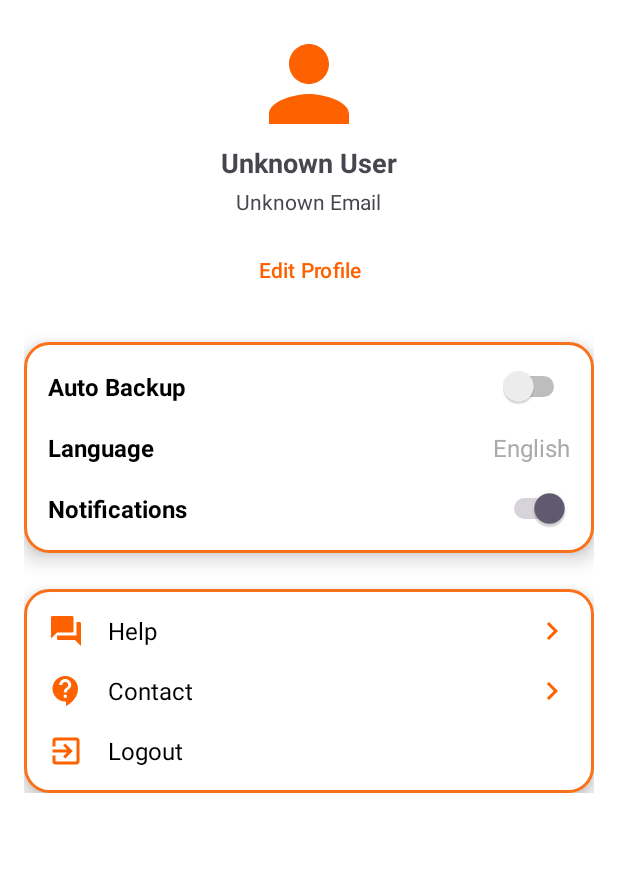
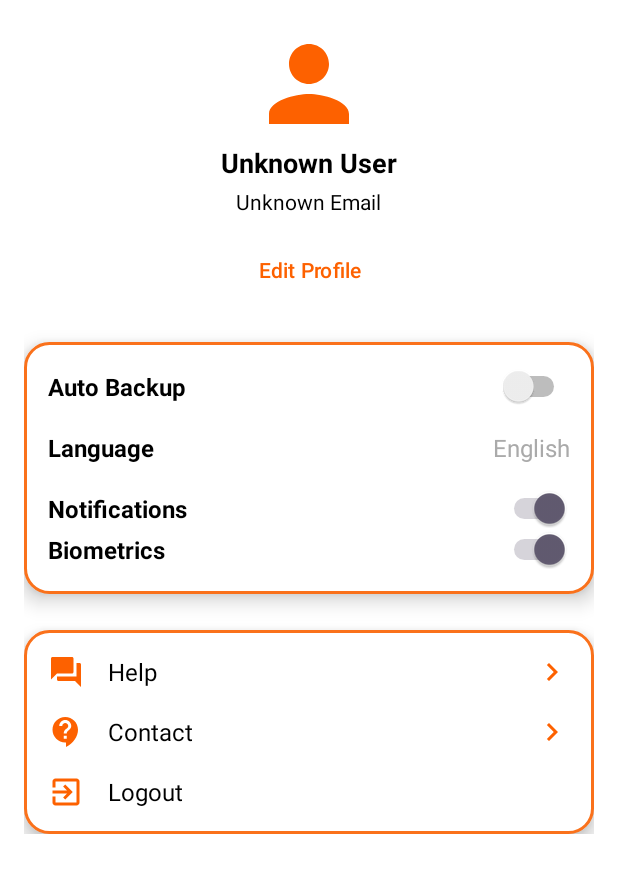
Before and after one commit to ST10041144/VeneM-Poultry-App_XBCAD7319, an Android app: the SettingsActivity screen opened directly, with no data from a screen before it, on a phone screen of 412 x 824 dp. Shown: the top 873 px of the screen. Run offline under Robolectric (Android 15) with nearby library versions, the phone set to English and light mode, and no system bars; our stand-ins replace Firebase (no records; nobody signed in at launch, a user with empty details on screens opened directly); 1 statement that could not run was skipped.

```diff
--- a/app/src/main/res/layout/activity_manager_financials.xml
+++ b/app/src/main/res/layout/activity_manager_financials.xml
@@ -17,6 +17,7 @@
         android:padding="8dp"
         android:background="@android:drawable/edit_text"
         android:inputType="text"
+        android:textColor="@color/black"
         app:layout_constraintTop_toTopOf="parent"
         app:layout_constraintStart_toStartOf="parent"
         app:layout_constraintEnd_toStartOf="@id/addButton"
--- a/app/src/main/res/layout/activity_staff_settings.xml
+++ b/app/src/main/res/layout/activity_staff_settings.xml
@@ -27,6 +27,7 @@
             android:layout_width="wrap_content"
             android:layout_height="wrap_content"
             android:text=""
+            android:textColor="@color/black"
             android:textStyle="bold"
             android:textSize="18sp"
             android:gravity="center"
@@ -38,6 +39,7 @@
             android:layout_height="wrap_content"
             android:text=""
             android:textSize="14sp"
+            android:textColor="@color/black"
             android:gravity="left|center"
             android:layout_marginBottom="12dp" />
 
@@ -135,6 +137,29 @@
 
                 <Switch
                     android:id="@+id/notifications_switch"
+                    android:layout_width="wrap_content"
+                    android:layout_height="wrap_content"
+                    android:checked="true" />
+            </LinearLayout>
+
+            <!-- Biometrics Toggle -->
+            <LinearLayout
+                android:layout_width="match_parent"
+                android:layout_height="wrap_content"
+                android:orientation="horizontal"
+                android:gravity="center_vertical">
+
+                <TextView
+                    android:layout_width="wrap_content"
+                    android:layout_height="wrap_content"
+                    android:text="Biometrics"
+                    android:textSize="16sp"
+                    android:textStyle="bold"
+                    android:textColor="@android:color/black"
+                    android:layout_weight="1" />
+
+                <Switch
+                    android:id="@+id/biometrics_switch"
                     android:layout_width="wrap_content"
                     android:layout_height="wrap_content"
                     android:checked="true" />
```
Also changed, not shown: app/src/main/java/com/example/venempoultry/InventoryActivity.kt (+70 -23 lines), app/src/main/res/layout/activity_manager_inventory.xml (+16 -2 lines). Lines whose indentation alone changed are shown as unchanged.
